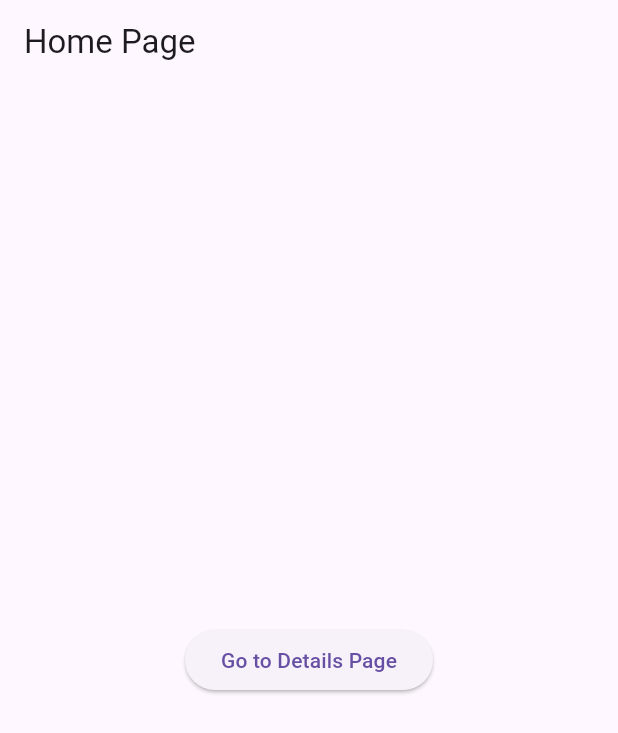
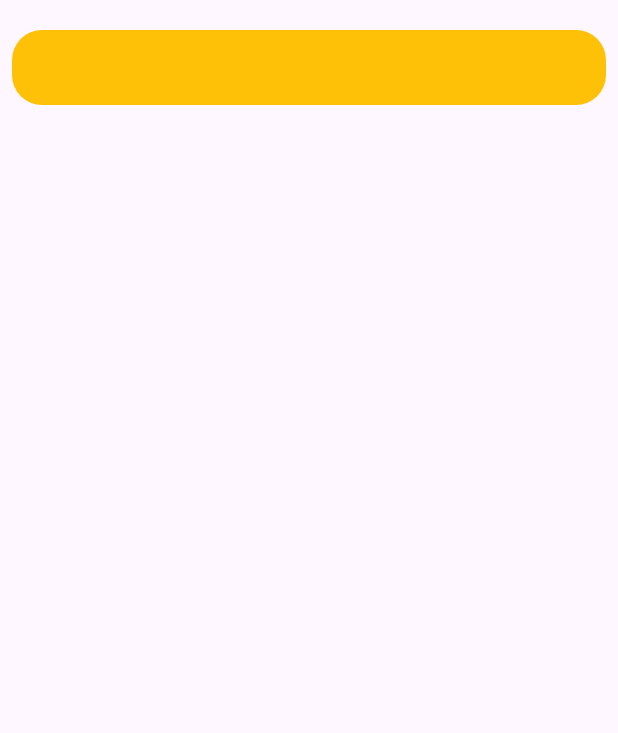
Before and after one commit to INMD1-Repo/All-life, a Flutter app: the screen it shows after launch, on a phone screen of 412 x 824 dp. Shown: the top 733 px of the screen. Run offline on Flutter 3.47's test engine with Material 3 defaults, Android fonts, the phone set to English and light mode, and no system bars; our stand-ins replace go_router.

Commit message:
프론트 중간 저장

```diff
--- a/Frontend/lib/page/home.dart
+++ b/Frontend/lib/page/home.dart
@@ -9,15 +9,30 @@ class HomePage extends StatelessWidget {
   @override
   Widget build(BuildContext context) {
     return Scaffold(
-      appBar: AppBar(title: Text('Home Page')),
-      body: Center(
-        child: ElevatedButton(
-          onPressed: () {
+      //앱 바는 구현 안
+      // appBar: AppBar(title: Text('테스트 구현 페이')),
+      body: Column(
+        children: [
+          //메뉴바 관련 코드임
+          Container(
+            margin: EdgeInsets.fromLTRB(8, 20, 8, 0),
+            padding: EdgeInsets.symmetric(horizontal: 20.0, vertical: 25.0),
+            decoration: BoxDecoration(
+              //컬러는 나중에 수정 예정 레이아웃 작성
+              color: Colors.amber,
+              borderRadius: BorderRadius.circular(20),
+            ),
+          ),
+          //콘텐츠 부분
+          Container(
 
-          },
-          child: Text('Go to Details Page'),
-        ),
-      ),
+          ),
+          //하단 메뉴 부
+          Container(
+
+          )
+        ],
+      )
     );
   }
 }
```
